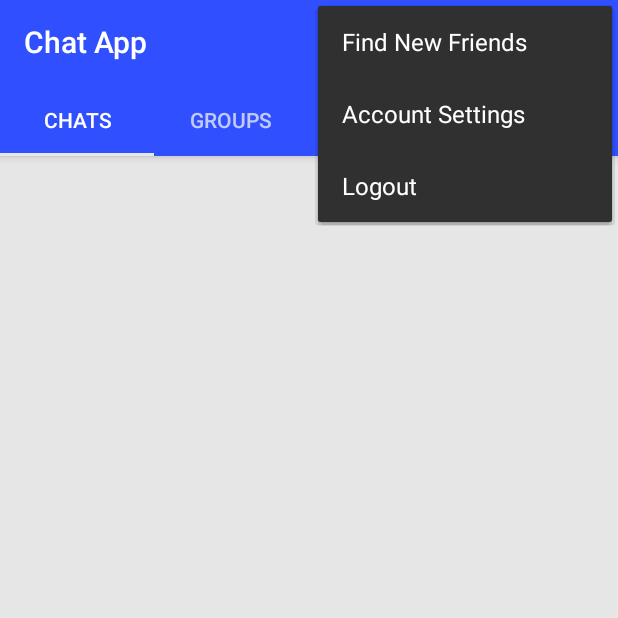
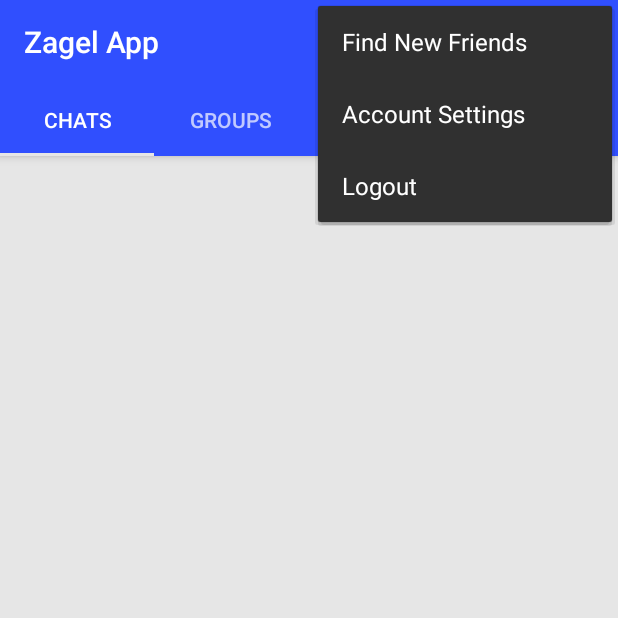
Before and after one commit to muhammedkhaled/Zagel_App, an Android app: the MainActivity screen opened directly, with no data from a screen before it, with the options menu open, on a phone screen of 412 x 824 dp, the top half of it. Run offline under Robolectric (Android 15) with nearby library versions, the phone set to English and light mode, and no system bars; our stand-ins replace Firebase (no records; nobody signed in at launch, a user with empty details on screens opened directly).

Commit message:
Update MainActivity.java

```diff
--- a/app/src/main/java/com/example/Zagel_App/ui/activities/MainActivity.java
+++ b/app/src/main/java/com/example/Zagel_App/ui/activities/MainActivity.java
@@ -44,7 +44,7 @@ public class MainActivity extends AppCompatActivity {
 
         mToolbar = findViewById(R.id.main_page_toolbar);
         setSupportActionBar(mToolbar);
-        getSupportActionBar().setTitle("Chat App");
+        getSupportActionBar().setTitle("Zagel App");
 
         myViewPager = findViewById(R.id.main_tabs_pager);
         myTabsAccessorAdapter = new TabsAccessorAdapter(getSupportFragmentManager());
```
